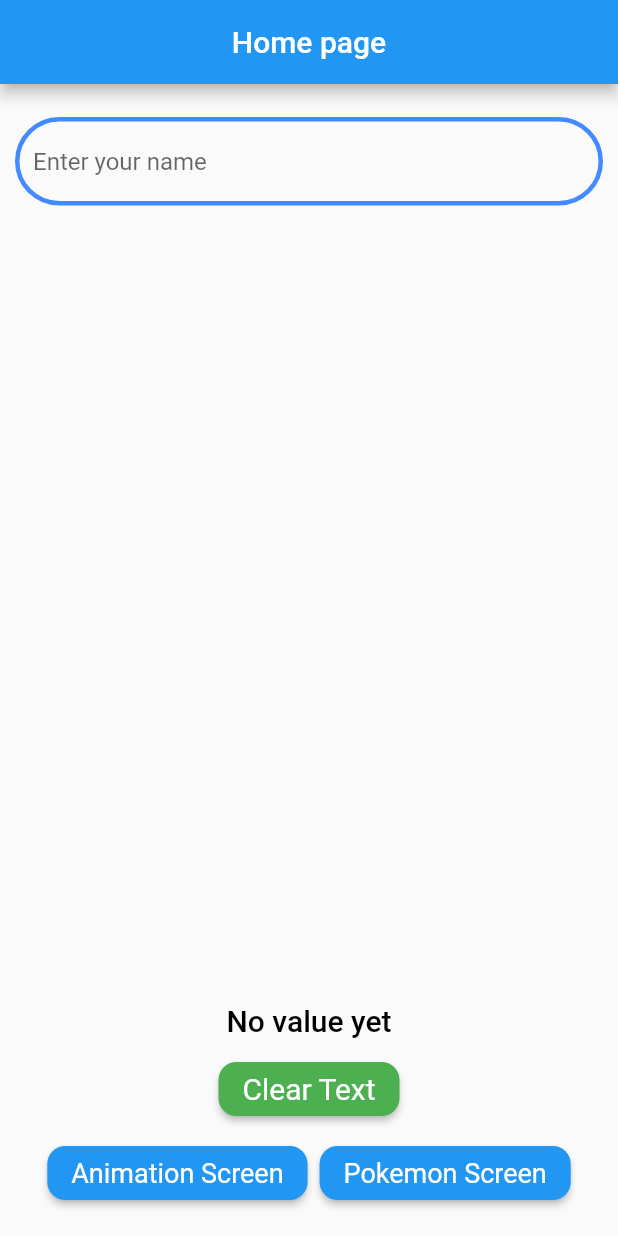
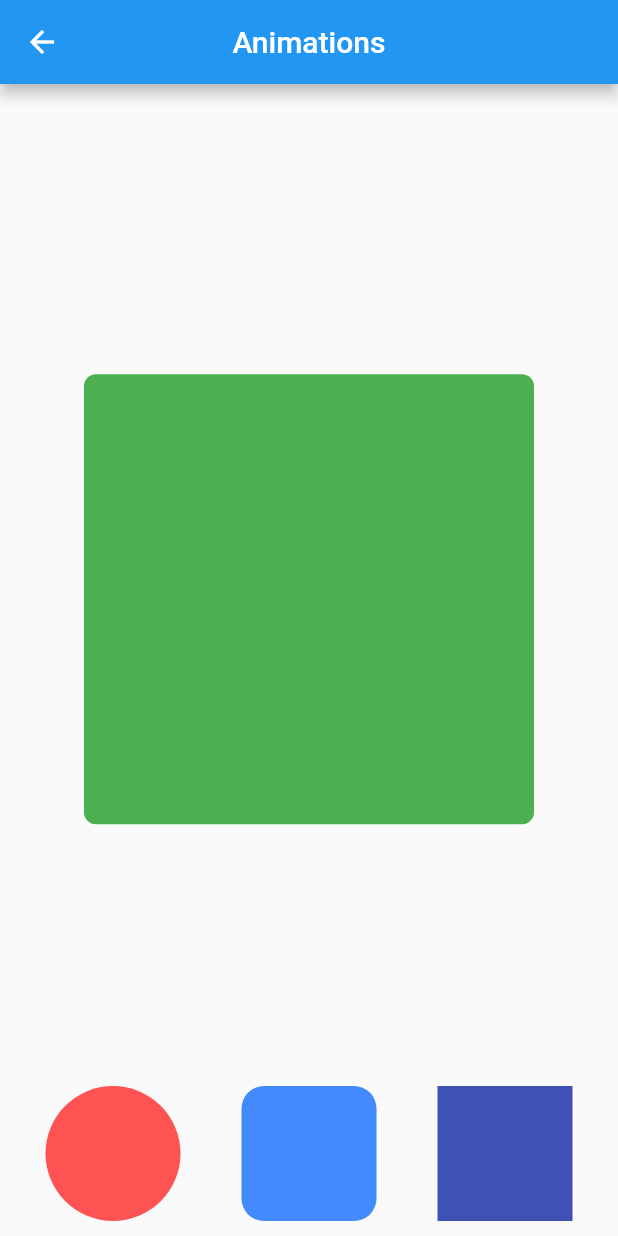
Before and after one commit to MohammedAttar002997/OsossTestProject, a Flutter app: the screen it shows after launch, after a tap on "Animation Screen", on a phone screen of 412 x 824 dp. Run offline on Flutter 3.47's test engine with Material 2 defaults, Android fonts, the light colour scheme and no system bars.

Commit message:
* Finish working on animation page.

```diff
--- /dev/null
+++ b/lib/animation_page/animation_screen.dart
@@ -0,0 +1,130 @@
+import 'package:flutter/material.dart';
+
+class AnimationsPage extends StatefulWidget {
+  final String name;
+
+  const AnimationsPage({
+    super.key,
+    required this.name,
+  });
+
+  @override
+  _AnimationsPageState createState() => _AnimationsPageState();
+}
+
+class _AnimationsPageState extends State<AnimationsPage> {
+  double _width = 300;
+  double _height = 300;
+  Color _color = Colors.green;
+  BorderRadiusGeometry _borderRadius = BorderRadius.circular(8);
+
+  @override
+  Widget build(BuildContext context) {
+    return Scaffold(
+      appBar: AppBar(
+        centerTitle: true,
+        title: const Text('Animations'),
+      ),
+      body: Padding(
+        padding: const EdgeInsets.all(10.0),
+        child: Column(
+          mainAxisAlignment: MainAxisAlignment.center,
+          children: [
+            Text(
+              widget.name,
+              style: const TextStyle(
+                color: Colors.black,
+                fontWeight: FontWeight.w600,
+                fontSize: 25,
+              ),
+            ),
+            const Spacer(),
+            Center(
+              child: AnimatedContainer(
+                width: _width,
+                height: _height,
+                decoration: BoxDecoration(
+                  color: _color,
+                  borderRadius: _borderRadius,
+                ),
+                duration: const Duration(seconds: 1),
+                curve: Curves.fastOutSlowIn,
+              ),
+            ),
+            const SizedBox(height: 20),
+            const Spacer(),
+            Row(
+              mainAxisAlignment: MainAxisAlignment.spaceAround,
+              children: [
+                InkWell(
+                  onTap: () {
+                    setState(() {
+                      _width = 250;
+                      _height = 250;
+                      _color = Colors.redAccent;
+                      _borderRadius = BorderRadius.circular(150);
+                      // _boxShape = BoxShape.circle;
+                    });
+                  },
+                  child: Container(
+                    height: 90,
+                    width: 90,
+                    decoration: const BoxDecoration(
+                      shape: BoxShape.circle,
+                      color: Colors.redAccent,
+                    ),
+                  ),
+                ),
+                InkWell(
+                  onTap: () {
+                    setState(() {
+                      _width = 300;
+                      _height = 300;
+                      _borderRadius = const BorderRadius.all(
+                        Radius.circular(40.0),
+                      );
+                      _color = Colors.blueAccent;
+                      // _boxShape = BoxShape.rectangle;
+                    });
+                  },
+                  child: Container(
+                    height: 90,
+                    width: 90,
+                    decoration: const BoxDecoration(
+                      shape: BoxShape.rectangle,
+                      borderRadius: BorderRadius.all(
+                        Radius.circular(15.0),
+                      ),
+                      color: Colors.blueAccent,
+                    ),
+                  ),
+                ),
+                InkWell(
+                  onTap: () {
+                    setState(() {
+                      _width = 250;
+                      _height = 250;
+                      _borderRadius = const BorderRadius.all(
+                        Radius.circular(1.0),
+                      );
+                      _color = Colors.indigo;
+                      // _boxShape = BoxShape.rectangle;
+                    });
+                  },
+                  child: Container(
+                    height: 90,
+                    width: 90,
+                    decoration: const BoxDecoration(
+                      shape: BoxShape.rectangle,
+                      color: Colors.indigo,
+                    ),
+                  ),
+                ),
+              ],
+            ),
+          ],
+        ),
+      ),
+    );
+  }
+}
--- a/lib/main_screen.dart
+++ b/lib/main_screen.dart
@@ -1,4 +1,5 @@
 import 'package:flutter/material.dart';
+import 'package:ososstestapp/animation_page/animation_screen.dart';
 
 class MainScreen extends StatefulWidget {
   const MainScreen({Key? key}) : super(key: key);
@@ -9,6 +10,7 @@ class MainScreen extends StatefulWidget {
 
 class _MainScreenState extends State<MainScreen> {
   final TextEditingController _name = TextEditingController();
+  final double spaceValue = 12.0;
 
   @override
   Widget build(BuildContext context) {
@@ -23,7 +25,9 @@ class _MainScreenState extends State<MainScreen> {
           mainAxisSize: MainAxisSize.min,
           crossAxisAlignment: CrossAxisAlignment.center,
           children: [
-            const SizedBox(height: 12.0,),
+            SizedBox(
+              height: spaceValue,
+            ),
             TextFormField(
               controller: _name,
               decoration: InputDecoration(
@@ -49,8 +53,8 @@ class _MainScreenState extends State<MainScreen> {
                 });
               },
             ),
-            const SizedBox(
-              height: 10.0,
+            SizedBox(
+              height: spaceValue,
             ),
             const Spacer(),
             Column(
@@ -64,8 +68,8 @@ class _MainScreenState extends State<MainScreen> {
                     fontWeight: FontWeight.w500,
                   ),
                 ),
-                const SizedBox(
-                  height: 10.0,
+                SizedBox(
+                  height: spaceValue,
                 ),
                 ElevatedButton(
                   style: ElevatedButton.styleFrom(
@@ -91,7 +95,18 @@ class _MainScreenState extends State<MainScreen> {
                   mainAxisSize: MainAxisSize.min,
                   children: [
                     ElevatedButton(
-                      onPressed: () {},
+                      onPressed: () {
+                        Navigator.push(
+                          context,
+                          MaterialPageRoute(
+                            builder: (context) {
+                              return AnimationsPage(
+                                name: _name.text,
+                              );
+                            },
+                          ),
+                        );
+                      },
                       style: ElevatedButton.styleFrom(
                         // side: BorderSide(color: Colors.yellow, width: 5),
                         textStyle: const TextStyle(
@@ -113,8 +128,10 @@ class _MainScreenState extends State<MainScreen> {
                             fontSize: 18,
                             fontStyle: FontStyle.normal),
                         shape: const RoundedRectangleBorder(
-                            borderRadius:
-                                BorderRadius.all(Radius.circular(12))),
+                          borderRadius: BorderRadius.all(
+                            Radius.circular(12),
+                          ),
+                        ),
                       ),
                       child: const Text("Pokemon Screen"),
                     ),
```
